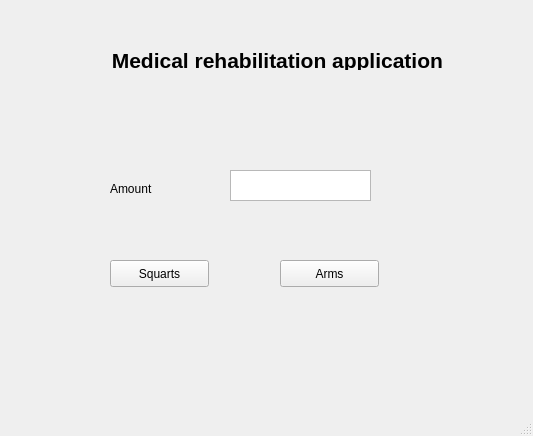
This is gui/med_rehab.ui in rwightman/posenet-python as Qt 5 draws it before an edit. The edited form follows.
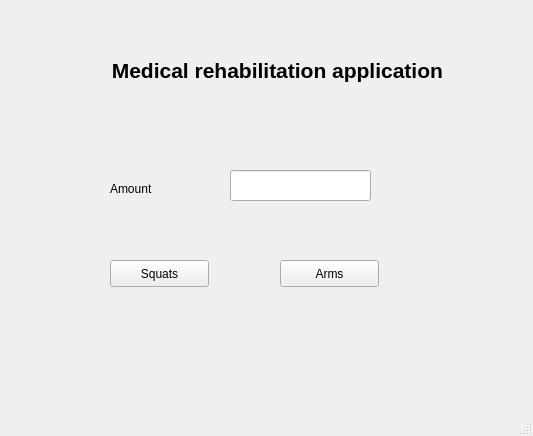
This is the edited form.

```diff
--- a/gui/med_rehab.ui
+++ b/gui/med_rehab.ui
@@ -24,7 +24,7 @@
      </rect>
     </property>
     <property name="text">
-     <string>Squarts</string>
+     <string>Squats</string>
     </property>
    </widget>
    <widget class="QPushButton" name="pushButton_2">
@@ -53,7 +53,7 @@
      <string>Amount</string>
     </property>
    </widget>
-   <widget class="QTextEdit" name="textEdit">
+   <widget class="QLineEdit" name="amountEdit">
     <property name="geometry">
      <rect>
       <x>230</x>
@@ -81,8 +81,8 @@
      <rect>
       <x>106</x>
       <y>50</y>
-      <width>351</width>
-      <height>20</height>
+      <width>360</width>
+      <height>40</height>
      </rect>
     </property>
     <property name="font">
```
Left out of the diff: 4 changed lines with no effect on the pictures.
